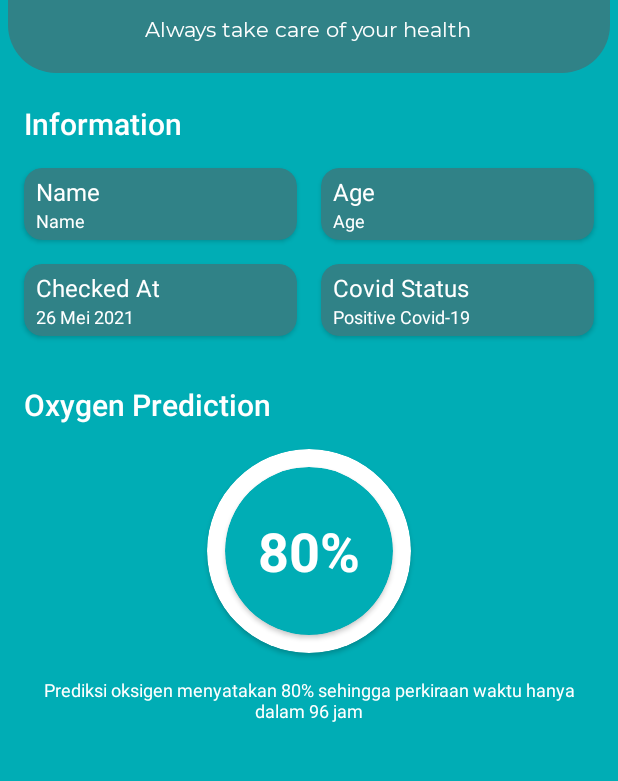
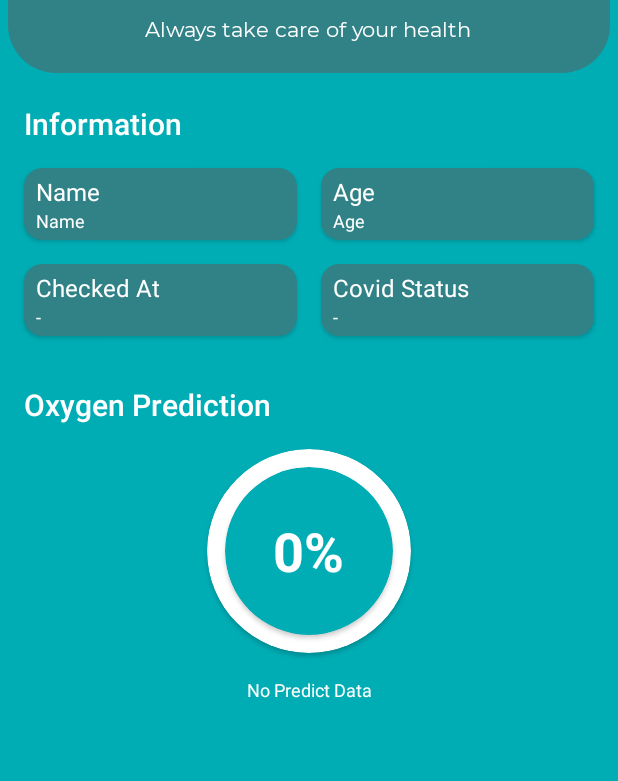
Before and after one commit to wahyuirgan/Predict-19, an Android app: the layout fragment_home.xml on its own in the app's theme, with its tools: preview values and no code run, on a phone screen of 412 x 824 dp, the part 314-1095 px from its top. Run offline under Robolectric (Android 15) with nearby library versions, the light colour scheme and no system bars.

Commit message:
Add Toast In Development Stage for Button Edit Profile and Button Google Login, Repair Label Text in Home, Add Firebase ML and TFLite Dependencies

```diff
--- a/app/src/main/AndroidManifest.xml
+++ b/app/src/main/AndroidManifest.xml
@@ -35,7 +35,7 @@
             android:configChanges="keyboardHidden|orientation|screenSize"
             android:theme="@style/AppThemeNoActionBar" />
         <activity
-            android:name=".ui.RegisterActivity"
+            android:name=".ui.register.RegisterActivity"
             android:configChanges="keyboardHidden|orientation|screenSize"
             android:theme="@style/AppThemeMaterial" />
         <activity
--- a/app/src/main/java/academy/bangkit/predict19/ui/RegisterActivity.kt
+++ b/app/src/main/java/academy/bangkit/predict19/ui/register/RegisterActivity.kt
@@ -1,4 +1,4 @@
-package academy.bangkit.predict19.ui
+package academy.bangkit.predict19.ui.register
 
 import academy.bangkit.predict19.R
 import academy.bangkit.predict19.data.User
--- a/app/src/main/res/layout/activity_register.xml
+++ b/app/src/main/res/layout/activity_register.xml
@@ -5,7 +5,7 @@
     android:layout_width="match_parent"
     android:layout_height="match_parent"
     android:scrollbars="none"
-    tools:context=".ui.RegisterActivity">
+    tools:context=".ui.register.RegisterActivity">
 
     <androidx.constraintlayout.widget.ConstraintLayout
         android:layout_width="match_parent"
--- a/app/src/main/res/layout/fragment_home.xml
+++ b/app/src/main/res/layout/fragment_home.xml
@@ -74,7 +74,7 @@
         </LinearLayout>
 
         <TextView
-            android:id="@+id/textInformation"
+            android:id="@+id/tvInformation"
             style="@style/TextAppearance.AppCompat.Title"
             android:layout_width="wrap_content"
             android:layout_height="wrap_content"
@@ -91,7 +91,7 @@
             android:layout_height="wrap_content"
             android:orientation="horizontal"
             android:weightSum="2"
-            app:layout_constraintTop_toBottomOf="@id/textInformation">
+            app:layout_constraintTop_toBottomOf="@id/tvInformation">
 
             <androidx.cardview.widget.CardView
                 android:layout_width="0dp"
@@ -200,21 +200,21 @@
                     android:orientation="vertical">
 
                     <TextView
-                        android:id="@+id/textCheckDateTitle"
+                        android:id="@+id/tvCheckDateTitle"
                         style="@style/TextAppearance.AppCompat.Subhead"
                         android:layout_width="wrap_content"
                         android:layout_height="wrap_content"
                         android:layout_marginStart="8dp"
-                        android:text="Checked At"
+                        android:text="@string/label_checked_at"
                         android:textColor="@android:color/white" />
 
                     <TextView
-                        android:id="@+id/textCheckDate"
+                        android:id="@+id/tvCheckDate"
                         style="@style/TextAppearance.AppCompat.Caption"
                         android:layout_width="wrap_content"
                         android:layout_height="wrap_content"
                         android:layout_marginStart="8dp"
-                        android:text="26 Mei 2021"
+                        android:text="@string/label_no_data"
                         android:textColor="@android:color/white" />
 
                 </androidx.appcompat.widget.LinearLayoutCompat>
@@ -239,21 +239,21 @@
                     android:orientation="vertical">
 
                     <TextView
-                        android:id="@+id/textStatusTitle"
+                        android:id="@+id/tvStatusTitle"
                         style="@style/TextAppearance.AppCompat.Subhead"
                         android:layout_width="wrap_content"
                         android:layout_height="wrap_content"
                         android:layout_marginStart="8dp"
-                        android:text="Covid Status"
+                        android:text="@string/label_covid_status"
                         android:textColor="@android:color/white" />
 
                     <TextView
-                        android:id="@+id/textStatus"
+                        android:id="@+id/tvStatus"
                         style="@style/TextAppearance.AppCompat.Caption"
                         android:layout_width="wrap_content"
                         android:layout_height="wrap_content"
                         android:layout_marginStart="8dp"
-                        android:text="Positive Covid-19"
+                        android:text="@string/label_no_data"
                         android:textColor="@android:color/white" />
 
                 </androidx.appcompat.widget.LinearLayoutCompat>
@@ -263,13 +263,13 @@
         </LinearLayout>
 
         <TextView
-            android:id="@+id/textOxygenPrediction"
+            android:id="@+id/tvOxygenPrediction"
             style="@style/TextAppearance.AppCompat.Title"
             android:layout_width="wrap_content"
             android:layout_height="wrap_content"
             android:layout_marginStart="16dp"
             android:layout_marginTop="16dp"
-            android:text="Oxygen Prediction"
+            android:text="@string/label_oxygen_prediction"
             android:textColor="@android:color/white"
             app:layout_constraintStart_toStartOf="parent"
             app:layout_constraintTop_toBottomOf="@id/layoutInformationTwo" />
@@ -282,7 +282,7 @@
             app:cardCornerRadius="68dp"
             app:layout_constraintEnd_toEndOf="parent"
             app:layout_constraintStart_toStartOf="parent"
-            app:layout_constraintTop_toBottomOf="@id/textOxygenPrediction">
+            app:layout_constraintTop_toBottomOf="@id/tvOxygenPrediction">
 
             <androidx.cardview.widget.CardView
                 android:layout_width="match_parent"
@@ -292,10 +292,11 @@
                 app:cardCornerRadius="68dp">
 
                 <TextView
+                    android:id="@+id/tvOxygenPercent"
                     android:layout_width="wrap_content"
                     android:layout_height="wrap_content"
                     android:layout_gravity="center"
-                    android:text="@string/label_percent_predict"
+                    android:text="@string/label_no_percent_predict"
                     android:textColor="@android:color/white"
                     android:textSize="36sp"
                     android:textStyle="bold" />
@@ -305,11 +306,12 @@
         </androidx.cardview.widget.CardView>
 
         <TextView
+            android:id="@+id/tvOxygenPercentStatement"
             style="@style/TextAppearance.AppCompat.Caption"
             android:layout_width="match_parent"
             android:layout_height="wrap_content"
             android:layout_margin="16dp"
-            android:text="Prediksi oksigen menyatakan 80% sehingga perkiraan waktu hanya dalam 96 jam"
+            android:text="@string/no_predict_data"
             android:textAlignment="center"
             android:textColor="@android:color/white"
             app:layout_constraintTop_toBottomOf="@id/circleOxygen" />
--- a/app/src/main/res/values/strings.xml
+++ b/app/src/main/res/values/strings.xml
@@ -53,7 +53,7 @@
     <string name="label_welcome">Welcome to</string>
     <string name="notif_user_not_found">User Information Not Found</string>
     <string name="label_age_home">Years Old</string>
-    <string name="label_percent_predict">80%</string>
+    <string name="label_no_percent_predict">0%</string>
     <string name="label_account_info">Account Info</string>
     <string name="label_welcome_name">Hai, Name</string>
     <string name="label_greeting">Hai,</string>
@@ -64,4 +64,18 @@
     <string name="label_select_image">Select Image</string>
     <string name="label_camera">Camera</string>
     <string name="label_selected_image">Your Selected Image</string>
+    <string name="label_checked_at">Checked At</string>
+    <string name="label_no_data">-</string>
+    <string name="label_covid_status">Covid Status</string>
+    <string name="text_oxygen_predict_statement">Oxygen predictions stated</string>
+    <string name="text_time_predict_statement">so that the estimated time is only in</string>
+    <string name="no_predict_data">No Predict Data</string>
+    <string name="label_oxygen_prediction">Oxygen Prediction</string>
+    <string name="notif_reqired_permission">Please Accept for Required Permissions</string>
+    <string name="label_setting">Settings</string>
+    <string name="label_alert">Alert</string>
+    <string name="notif_camera_permission">App Requires Permission To Access Camera</string>
+    <string name="notif_decline">Decline</string>
+    <string name="notif_accept">Accept</string>
+    <string name="notif_in_development">Still in Development Stage</string>
 </resources>
```
Also changed, not shown: app/build.gradle (+10 -0 lines), app/src/main/java/academy/bangkit/predict19/ui/account/AccountFragment.kt (+8 -0 lines), app/src/main/java/academy/bangkit/predict19/ui/login/LoginActivity.kt (+9 -1 lines), app/src/main/java/academy/bangkit/predict19/ui/prediction/PredictionFragment.kt (+11 -13 lines).
